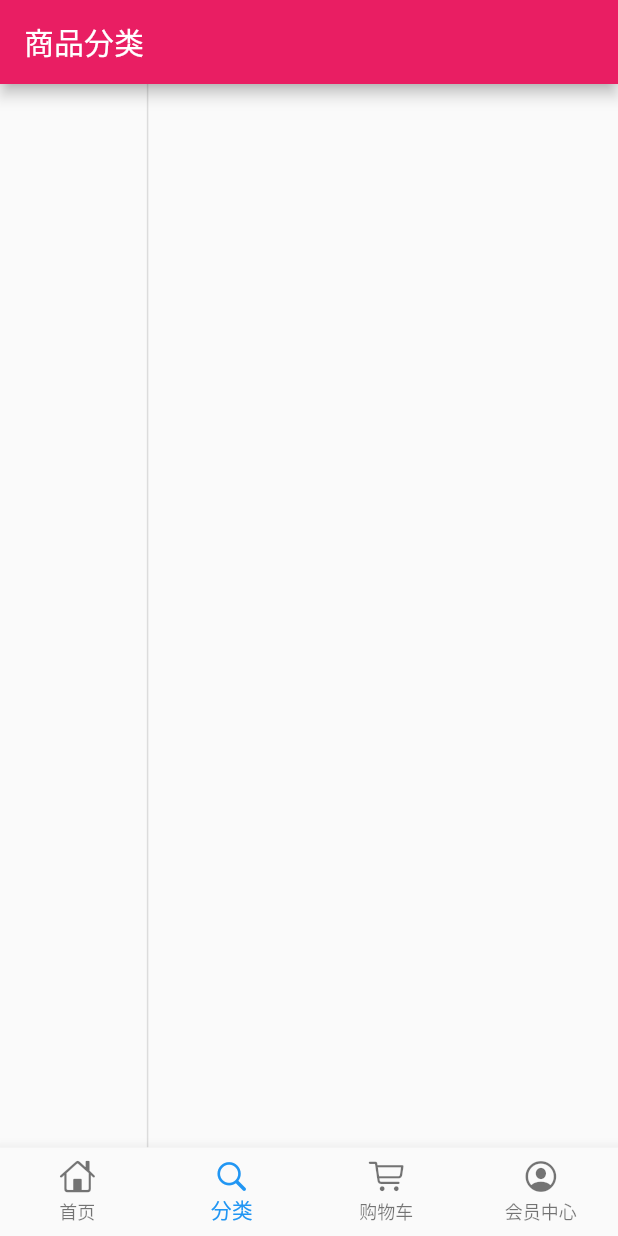
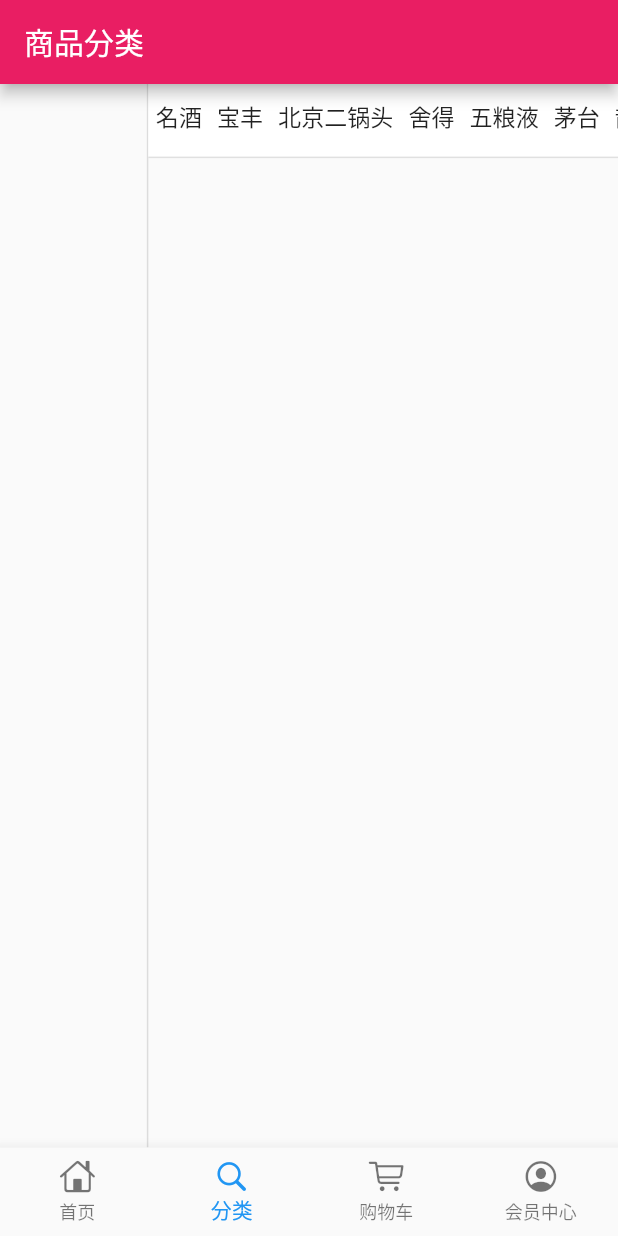
Before and after one commit to JonSmall/flutter_shop, a Flutter app: the screen it shows after launch, item 2 of the bottom bar chosen, on a phone screen of 412 x 824 dp. Run offline on Flutter 3.47's test engine with Material 2 defaults, Android fonts, the phone set to English and light mode, and no system bars; our stand-ins replace dio, flutter_easyrefresh, flutter_screenutil, flutter_swiper; missing offline and left inert: provide; network calls fail; statements that could not run were skipped.

Commit message:
25.列表页_使用Provide控制子类-1

```diff
--- a/lib/pages/category_page.dart
+++ b/lib/pages/category_page.dart
@@ -18,7 +18,12 @@ class _CategoryPageState extends State<CategoryPage> {
       ),
       body: Container(
         child: Row(
-          children: <Widget>[LeftCategoryNav()],
+          children: <Widget>[
+            LeftCategoryNav(),
+            Column(
+              children: <Widget>[RightCategoryNav()],
+            )
+          ],
         ),
       ),
     );
@@ -85,3 +90,41 @@ class _LeftCategoryNavState extends State<LeftCategoryNav> {
     });
   }
 }
+
+class RightCategoryNav extends StatefulWidget {
+  @override
+  _RightCategoryNavState createState() => _RightCategoryNavState();
+}
+
+class _RightCategoryNavState extends State<RightCategoryNav> {
+  List list = ['名酒', '宝丰', '北京二锅头', '舍得', '五粮液', '茅台', '散白'];
+  @override
+  Widget build(BuildContext context) {
+    return Container(
+      height: ScreenUtil().setHeight(80),
+      width: ScreenUtil().setWidth(570),
+      decoration: BoxDecoration(
+          color: Colors.white,
+          border: Border(bottom: BorderSide(width: 1, color: Colors.black12))),
+      child: ListView.builder(
+          scrollDirection: Axis.horizontal,
+          itemCount: list.length,
+          itemBuilder: (context, index) {
+            return _rightInkWell(list[index]);
+          }),
+    );
+  }
+
+  Widget _rightInkWell(String item) {
+    return InkWell(
+      onTap: () {},
+      child: Container(
+        padding: EdgeInsets.fromLTRB(5.0, 10.0, 5.0, 10.0),
+        child: Text(
+          item,
+          style: TextStyle(fontSize: ScreenUtil().setSp(28)),
+        ),
+      ),
+    );
+  }
+}
```
Also changed, not shown: 1 other file.
